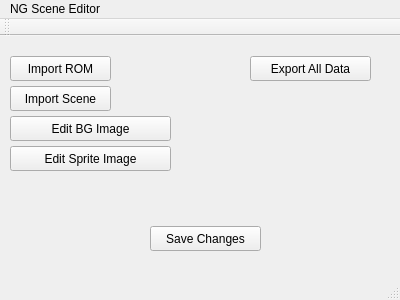
This is mainwindow.ui in darkmoon2321/Ninja-Gaiden-Studio as Qt 5 draws it before an edit. The edited form follows.
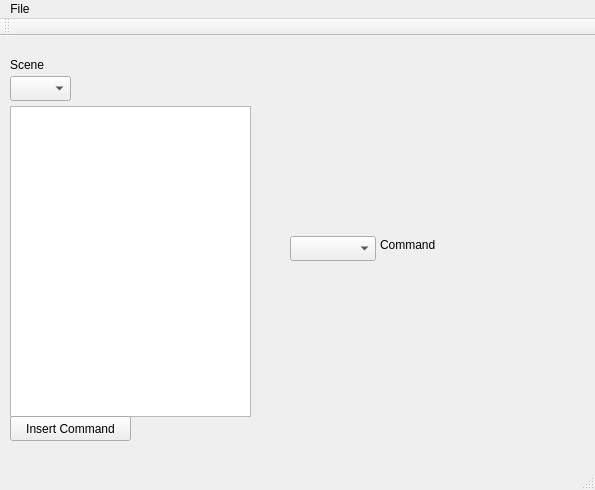
This is the edited form.

Commit message: Modified UI to make scripting visible in editor

What changed in the file:
```diff
--- a/mainwindow.ui
+++ b/mainwindow.ui
@@ -6,90 +6,81 @@
    <rect>
     <x>0</x>
     <y>0</y>
-    <width>400</width>
-    <height>300</height>
+    <width>595</width>
+    <height>490</height>
    </rect>
   </property>
   <property name="windowTitle">
    <string>NG Scene Editor</string>
   </property>
   <widget class="QWidget" name="centralWidget">
-   <widget class="QPushButton" name="importROM_button">
+   <widget class="QListView" name="listView">
     <property name="geometry">
      <rect>
       <x>10</x>
-      <y>20</y>
-      <width>101</width>
-      <height>25</height>
+      <y>70</y>
+      <width>241</width>
+      <height>311</height>
      </rect>
     </property>
-    <property name="text">
-     <string>Import ROM</string>
-    </property>
    </widget>
-   <widget class="QPushButton" name="importScene_button">
+   <widget class="QComboBox" name="comboBox">
     <property name="geometry">
      <rect>
       <x>10</x>
-      <y>50</y>
-      <width>101</width>
+      <y>40</y>
+      <width>61</width>
       <height>25</height>
      </rect>
     </property>
-    <property name="text">
-     <string>Import Scene</string>
-    </property>
    </widget>
-   <widget class="QPushButton" name="importBG_button">
+   <widget class="QLabel" name="label">
     <property name="geometry">
      <rect>
       <x>10</x>
-      <y>80</y>
-      <width>161</width>
-      <height>25</height>
+      <y>20</y>
+      <width>67</width>
+      <height>17</height>
      </rect>
     </property>
     <property name="text">
-     <string>Edit BG Image</string>
+     <string>Scene</string>
     </property>
    </widget>
    <widget class="QPushButton" name="importSprite_button">
     <property name="geometry">
      <rect>
       <x>10</x>
-      <y>110</y>
-      <width>161</width>
-      <height>25</height>
-     </rect>
-    </property>
-    <property name="text">
-     <string>Edit Sprite Image</string>
-    </property>
-   </widget>
-   <widget class="QPushButton" name="save_button">
-    <property name="geometry">
-     <rect>
-      <x>150</x>
-      <y>190</y>
-      <width>111</width>
-      <height>25</height>
-     </rect>
-    </property>
-    <property name="text">
-     <string>Save Changes</string>
-    </property>
-   </widget>
-   <widget class="QPushButton" name="export_button">
-    <property name="geometry">
-     <rect>
-      <x>250</x>
-      <y>20</y>
+      <y>380</y>
       <width>121</width>
       <height>25</height>
      </rect>
     </property>
     <property name="text">
-     <string>Export All Data</string>
+     <string>Insert Command</string>
+    </property>
+   </widget>
+   <widget class="QComboBox" name="comboBox_2">
+    <property name="geometry">
+     <rect>
+      <x>290</x>
+      <y>200</y>
+      <width>86</width>
+      <height>25</height>
+     </rect>
+    </property>
+   </widget>
+   <widget class="QLabel" name="label_2">
+    <property name="geometry">
+     <rect>
+      <x>380</x>
+      <y>200</y>
+      <width>71</width>
+      <height>17</height>
+     </rect>
+    </property>
+    <property name="text">
+     <string>Command</string>
     </property>
    </widget>
   </widget>
@@ -98,13 +89,13 @@
     <rect>
      <x>0</x>
      <y>0</y>
-     <width>400</width>
+     <width>595</width>
      <height>22</height>
     </rect>
    </property>
    <widget class="QMenu" name="menuNG_Scene_Editor">
     <property name="title">
-     <string>NG Scene Editor</string>
+     <string>File</string>
     </property>
    </widget>
    <addaction name="menuNG_Scene_Editor"/>
```
Left out of the diff: 44 changed lines with no effect on the pictures. The commit also changes 60 other files.
